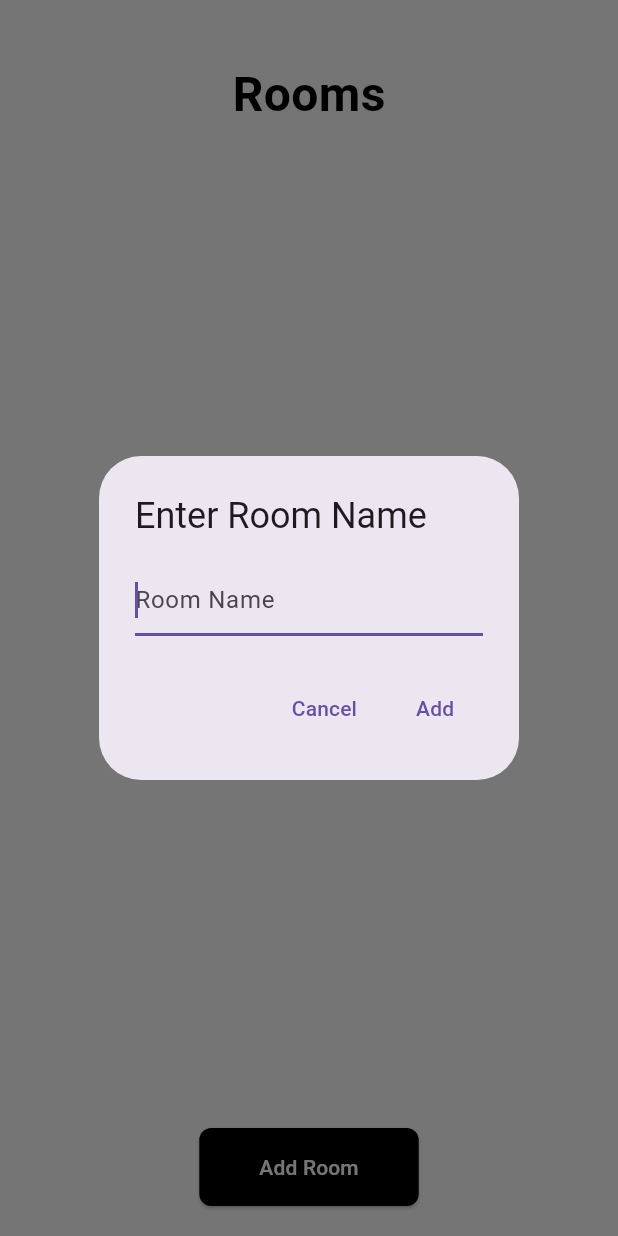
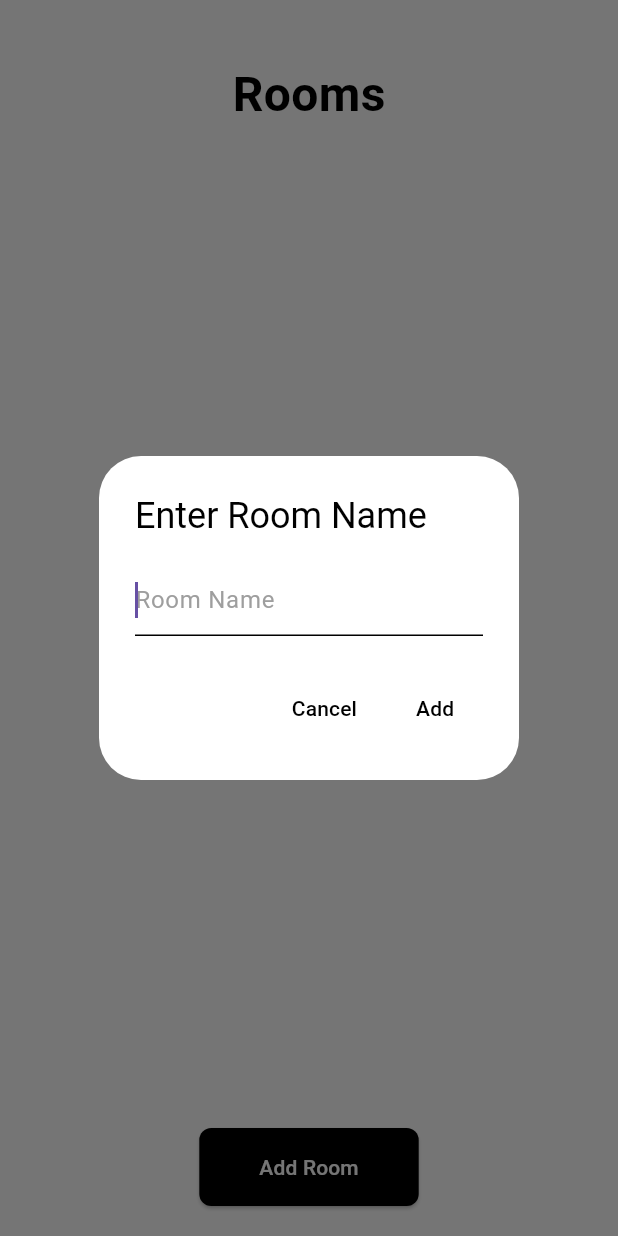
Before and after one commit to DawoudTormos/Home_Control_System_Frontend_Development, a Flutter app: the DeviceManager screen opened directly, after a tap on "Add Room", on a phone screen of 412 x 824 dp. Run offline on Flutter 3.47's test engine with Material 3 defaults, Android fonts, the phone set to English and light mode, and no system bars; our stand-ins replace flutter_secure_storage, persistent_bottom_nav_bar, speech_to_text; missing offline and left inert: dart:ffi, mobile_scanner; accounts and stored records are empty; network calls fail.

Commit message:
Adding an "add Room" button with its logic. And configuring the DataUpdateState watcher where needed to update when a new room is added.

```diff
--- a/lib/main.dart
+++ b/lib/main.dart
@@ -3,6 +3,7 @@ import 'package:hcs_project/main_mobile.dart';
 import 'package:hcs_project/main_web.dart';
 import 'package:hcs_project/pages/loading_page.dart';
 import 'package:hcs_project/pages/login.dart';
+import 'package:hcs_project/stateManagment/data_update_state.dart';
 import 'package:hcs_project/stateManagment/login_state.dart';
 import 'package:flutter/foundation.dart';
 import 'package:flutter/material.dart';
@@ -29,6 +30,7 @@ void main() {
       providers: [
         //ChangeNotifierProvider(create: (context) => ThemeManager()),
         ChangeNotifierProvider(create: (context) => LoginState()),
+        ChangeNotifierProvider(create: (context) => DataUpdateState()),
       ],
       child: MyApp(key: mainKey),
     ),
--- a/lib/pages/device_manager.dart
+++ b/lib/pages/device_manager.dart
@@ -1,5 +1,9 @@
+import 'dart:convert';
+
 import 'package:flutter/material.dart';
-import 'package:hcs_project/main.dart'; // Import your API object
+import 'package:hcs_project/main.dart';
+import 'package:hcs_project/stateManagment/data_update_state.dart';
+import 'package:provider/provider.dart'; // Import your API object
 
 class DeviceManager extends StatefulWidget {
   const DeviceManager({super.key});
@@ -9,8 +13,12 @@ class DeviceManager extends StatefulWidget {
 }
 
 class _DeviceManagerState extends State<DeviceManager> {
+
   @override
   Widget build(BuildContext context) {
+      int updateCount = context.watch<DataUpdateState>().updateCount;
+      String addRoomTextFieldValue = "";
+
     // Access the grid items from the API
     final List<Map<String, dynamic>> gridItemsIndexes = api!.gridItemsIndexes;
 
@@ -75,37 +83,68 @@ class _DeviceManagerState extends State<DeviceManager> {
             child: ElevatedButton(
               onPressed: () {
                 // Open the modal to add a new room
-                showDialog(
+           showDialog(
                   context: context,
                   builder: (context) {
                     return AlertDialog(
-                      title: const Text('Enter Room Name'),
+                      title: const Text(
+                        'Enter Room Name',
+                        style: TextStyle(color: Colors.black), // Black title text
+                      ),
+                      surfaceTintColor: Colors.white, // Remove tint
+                      backgroundColor: Colors.white, // White background for the dialog
+
                       content: TextField(
                         autofocus: true,
-                        decoration: const InputDecoration(hintText: 'Room Name'),
-                        onSubmitted: (value) {
-                          // Handle adding the room (you can customize this part)
-                          Navigator.pop(context);
+                        decoration: const InputDecoration(
+                          hintText: 'Room Name',
+                          hintStyle: TextStyle(color: Colors.grey), // Grey hint text for visibility
+                          border: UnderlineInputBorder(),
+                          enabledBorder: UnderlineInputBorder(
+                          borderSide: const BorderSide(color: Colors.black), // Black underline when enabled
+                        ),
+                        focusedBorder: UnderlineInputBorder(
+                          borderSide: const BorderSide(color: Colors.black), // Black underline when focused
+                        ),
+                        ),
+                        style: const TextStyle(
+                          color: Colors.black, // Black text color
+                        ),
+                        onChanged: (value) {
+                          addRoomTextFieldValue = value;
+                          //Navigator.pop(context);
                         },
+
                       ),
                       actions: [
                         TextButton(
                           onPressed: () {
                             Navigator.pop(context); // Close the modal
                           },
-                          child: const Text('Cancel'),
+                          child: const Text(
+                            'Cancel',
+                            style: TextStyle(color: Colors.black), // Black text for Cancel button
+                          ),
                         ),
                         TextButton(
                           onPressed: () {
-                            // Call your method to add the room here
+                          //print(addRoomTextFieldValue);
+                          Map<String,String> requestBody = {};
+                          requestBody["Name"] = addRoomTextFieldValue;
+                          String jsonBody = jsonEncode(requestBody);
+                          api?.addRoom(jsonBody);
                             Navigator.pop(context); // Close the modal
                           },
-                          child: const Text('Add'),
+                          child: const Text(
+                            'Add',
+                            style: TextStyle(color: Colors.black), // Black text for Add button
+                          ),
                         ),
                       ],
                     );
                   },
                 );
+
               },
               style: ElevatedButton.styleFrom(
                 foregroundColor: Colors.white, backgroundColor: Colors.black, // White text
--- a/lib/stateManagment/data_update_state.dart
+++ b/lib/stateManagment/data_update_state.dart
@@ -2,10 +2,12 @@ import 'package:flutter/material.dart';
 
 class DataUpdateState extends ChangeNotifier {
 
+  int updateCount=0;
 
 
 
-  void alertDataUpdated(bool x) {
+  void alertDataUpdated() {
+    updateCount++;
     notifyListeners();
   }
 
--- a/lib/widgets/navbar.dart
+++ b/lib/widgets/navbar.dart
@@ -62,7 +62,7 @@ class NavBar extends StatelessWidget {
 
   @override
   Widget build(BuildContext context) {
-        final someValue = context.watch<LoginState>().isLoggedIn;
+        //final someValue = context.watch<LoginState>().isLoggedIn;
 
 
     if(!kIsWeb){
```
Also changed, not shown: lib/api/api_service.dart (+23 -2 lines).
